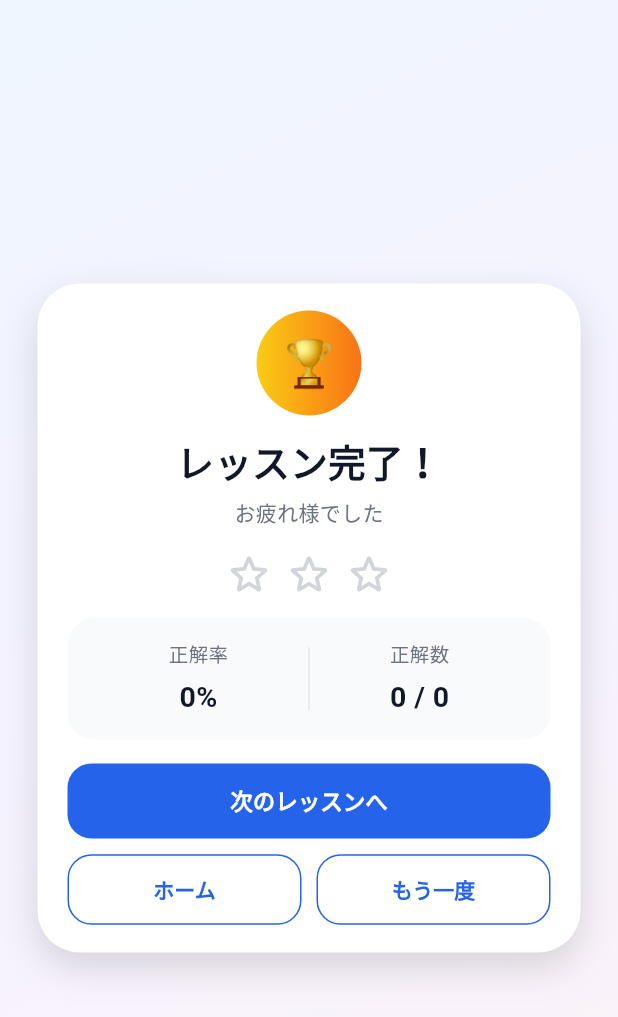
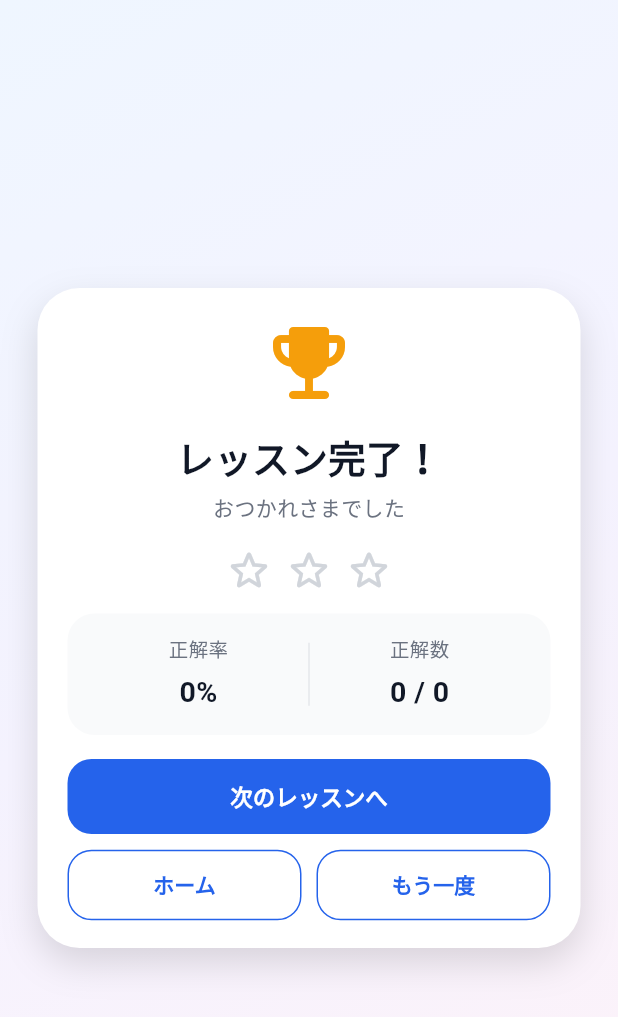
Before and after one commit to alex3333python/syuwa-study, a Flutter app: the CompletionScreen widget shown alone on an empty page, opened directly with empty values, on a phone screen of 412 x 824 dp. Shown: the top 1017 px of the screen. Run offline on Flutter 3.47's test engine with Material 3 defaults, Android fonts, the phone set to English and light mode, and no system bars; our stand-ins replace flutter_tts, shared_preferences, video_player; accounts and stored records are empty; Roboto replaces fonts that are missing (GenInterfaceJP).

Commit message:
Polish the lesson completion screen copy and trophy.
Use hiragana greeting, shorten the review button, and replace the emoji trophy with the same flat illustration icon as the learning map.

Co-authored-by: Noeru Sugiyama <alex3333python@users.noreply.github.com>

```diff
--- a/lib/screens/completion_screen.dart
+++ b/lib/screens/completion_screen.dart
@@ -70,18 +70,10 @@ class CompletionScreen extends StatelessWidget {
                     builder: (context, scale, child) {
                       return Transform.scale(scale: scale, child: child);
                     },
-                    child: Container(
-                      width: 70,
-                      height: 70,
-                      decoration: const BoxDecoration(
-                        shape: BoxShape.circle,
-                        gradient: LinearGradient(
-                          colors: [Color(0xFFFACC15), Color(0xFFF97316)],
-                        ),
-                      ),
-                      child: const Center(
-                        child: Text('🏆', style: TextStyle(fontSize: 30)),
-                      ),
+                    child: const Icon(
+                      Icons.emoji_events_rounded,
+                      color: Color(0xFFF59E0B),
+                      size: 64,
                     ),
                   ),
 
@@ -97,7 +89,7 @@ class CompletionScreen extends StatelessWidget {
                   ),
                   const SizedBox(height: 4),
                   const Text(
-                    'お疲れ様でした',
+                    'おつかれさまでした',
                     style: TextStyle(color: Color(0xFF6B7280), fontSize: 14),
                   ),
 
@@ -185,7 +177,7 @@ class CompletionScreen extends StatelessWidget {
                         onPressed: onReview,
                         icon: const Icon(Icons.replay_rounded),
                         label: Text(
-                          '間違えた問題を復習（$wrongQuestionCount問）',
+                          'ふくしゅう（$wrongQuestionCount問）',
                           style: const TextStyle(
                             fontFamily: AppFonts.interface,
                             fontWeight: FontWeight.bold,
```
